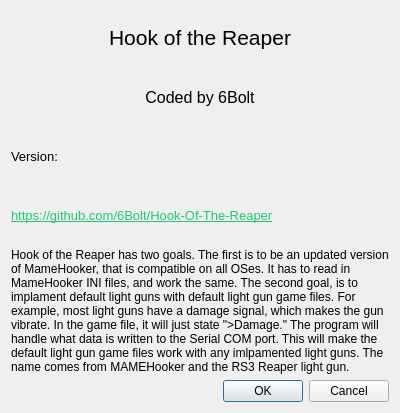
This is Windows/aboutWindow.ui in 6Bolt/Hook-Of-The-Reaper as Qt 5 draws it before an edit. The edited form follows.
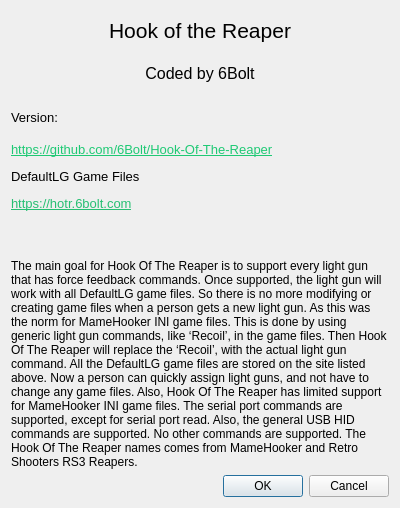
This is the edited form.

Commit message: Hook of the Reaper Release v1.1.8. Fix 2 bugs and did enhancment for delay buffer on Ammo 0 for Reaper

Patch:
```diff
--- a/Windows/aboutWindow.ui
+++ b/Windows/aboutWindow.ui
@@ -7,7 +7,7 @@
     <x>0</x>
     <y>0</y>
     <width>400</width>
-    <height>413</height>
+    <height>508</height>
    </rect>
   </property>
   <property name="windowTitle">
@@ -64,14 +64,14 @@
       </font>
      </property>
      <property name="text">
-      <string>&lt;html&gt;&lt;head/&gt;&lt;body&gt;&lt;p&gt;&lt;a href=&quot;https://github.com/6Bolt/Hook-Of-The-Reaper&quot;&gt;&lt;span style=&quot; text-decoration: underline; color:#1ec974;&quot;&gt;https://github.com/6Bolt/Hook-Of-The-Reaper&lt;/span&gt;&lt;/a&gt;&lt;/p&gt;&lt;/body&gt;&lt;/html&gt;</string>
+      <string>&lt;html&gt;&lt;head/&gt;&lt;body&gt;&lt;p&gt;&lt;a href=&quot;https://github.com/6Bolt/Hook-Of-The-Reaper&quot;&gt;&lt;span style=&quot; text-decoration: underline; color:#1ec974;&quot;&gt;https://github.com/6Bolt/Hook-Of-The-Reaper&lt;/span&gt;&lt;/a&gt;&lt;/p&gt;&lt;p&gt;&lt;span style=&quot; color:#000000;&quot;&gt;DefaultLG Game Files&lt;/span&gt;&lt;/p&gt;&lt;p&gt;&lt;a href=&quot;https://hotr.6bolt.com&quot;&gt;&lt;span style=&quot; text-decoration: underline; color:#27bf73;&quot;&gt;https://hotr.6bolt.com&lt;/span&gt;&lt;/a&gt;&lt;/p&gt;&lt;p&gt;&lt;br/&gt;&lt;/p&gt;&lt;/body&gt;&lt;/html&gt;</string>
      </property>
     </widget>
    </item>
    <item>
     <widget class="QLabel" name="label_3">
      <property name="text">
-      <string>Hook of the Reaper has two goals. The first is to be an updated version of MameHooker, that is compatible on all OSes. It has to read in MameHooker INI files, and work the same. The second goal, is to implament default light guns with default light gun game files. For example, most light guns have a damage signal, which makes the gun vibrate. In the game file, it will just state &quot;&gt;Damage.&quot; The program will handle what data is written to the Serial COM port. This will make the default light gun game files work with any imlpamented light guns. The name comes from MAMEHooker and the RS3 Reaper light gun.</string>
+      <string>The main goal for Hook Of The Reaper is to support every light gun that has force feedback commands. Once supported, the light gun will work with all DefaultLG game files. So there is no more modifying or creating game files when a person gets a new light gun. As this was the norm for MameHooker INI game files. This is done by using generic light gun commands, like ‘Recoil’, in the game files. Then Hook Of The Reaper will replace the ‘Recoil’, with the actual light gun command. All the DefaultLG game files are stored on the site listed above. Now a person can quickly assign light guns, and not have to change any game files. Also, Hook Of The Reaper has limited support for MameHooker INI game files. The serial port commands are supported, except for serial port read. Also, the general USB HID commands are supported. No other commands are supported. The Hook Of The Reaper names comes from MameHooker and Retro Shooters RS3 Reapers.</string>
      </property>
      <property name="alignment">
       <set>Qt::AlignmentFlag::AlignLeading|Qt::AlignmentFlag::AlignLeft|Qt::AlignmentFlag::AlignTop</set>
```
The commit also changes 13 other files.
